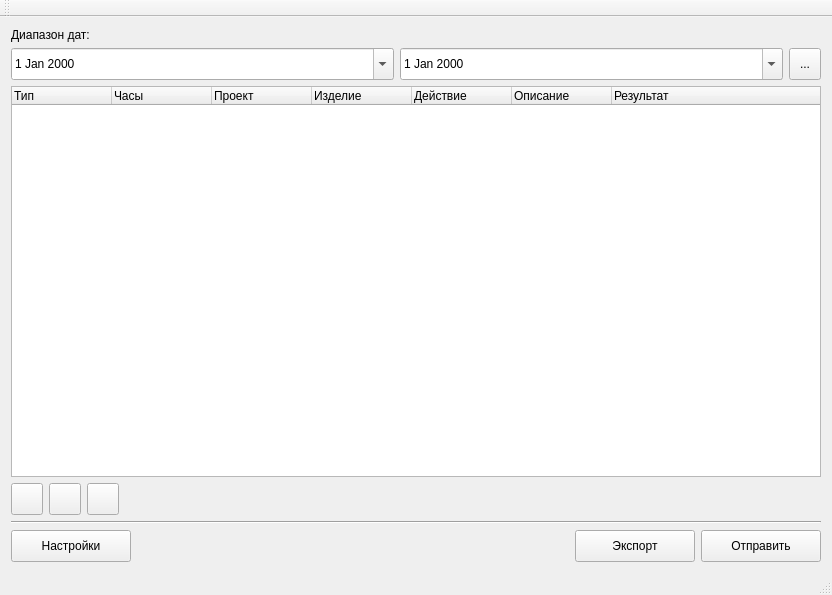
Before: the Qt Designer form mainwindow.ui in molotov-dmitry/work-report, drawn with Qt 5.
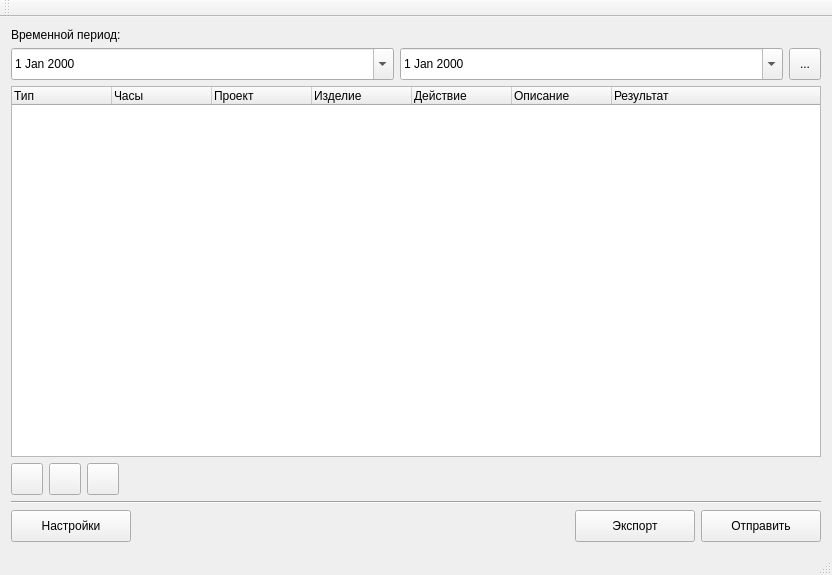
After: the same form once the commit is applied. Icons and pictures are not drawn.

What changed in the file:
```diff
--- a/mainwindow.ui
+++ b/mainwindow.ui
@@ -7,7 +7,7 @@
     <x>0</x>
     <y>0</y>
     <width>832</width>
-    <height>595</height>
+    <height>575</height>
    </rect>
   </property>
   <property name="windowTitle">
@@ -59,7 +59,7 @@
       <item row="0" column="0" colspan="3">
        <widget class="QLabel" name="label">
         <property name="text">
-         <string>Диапазон дат:</string>
+         <string>Временной период:</string>
         </property>
        </widget>
       </item>
```
